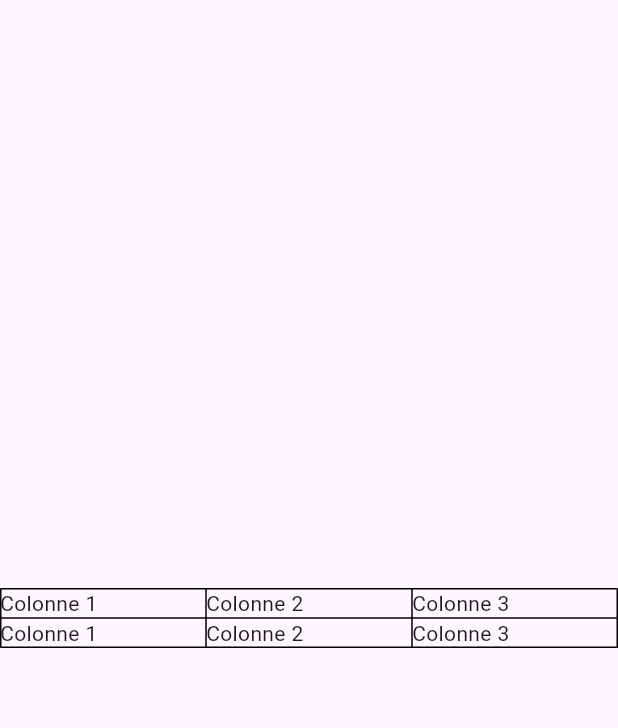
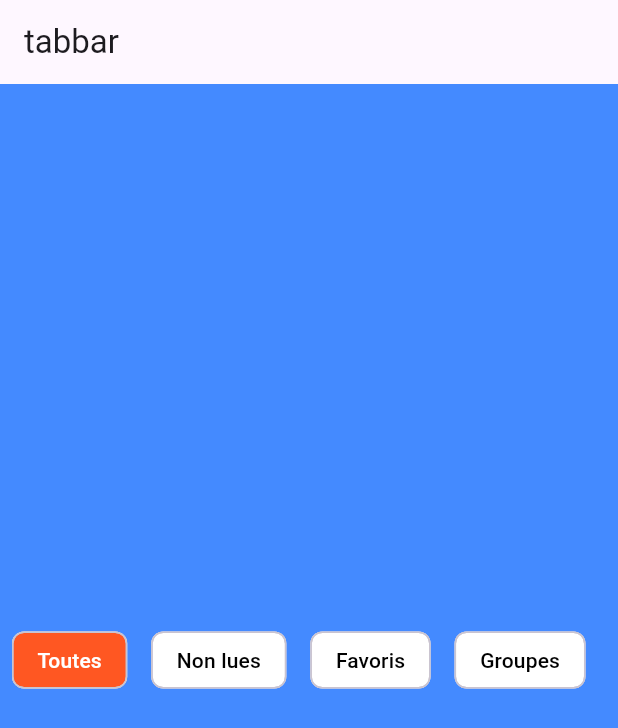
Before and after one commit to LINDEX171/skills, a Flutter app: the screen it shows after launch, on a phone screen of 412 x 824 dp. Shown: the top 728 px of the screen. Run offline on Flutter 3.47's test engine with Material 3 defaults, Android fonts, the phone set to English and light mode, and no system bars; our stand-ins replace smooth_page_indicator.

Commit message:
listview whatsapp

```diff
--- a/lib/main.dart
+++ b/lib/main.dart
@@ -2,6 +2,7 @@ import 'package:flutter/material.dart';
 import 'package:skills/griedview_page.dart';
 import 'package:skills/hero_page.dart';
 import 'package:skills/stack_page.dart';
+import 'package:skills/tabbar_page.dart';
 import 'package:skills/table_page.dart';
 import 'package:smooth_page_indicator/smooth_page_indicator.dart';
 
@@ -37,7 +38,7 @@ class _MyAppState extends State<MyApp> {
   @override
   Widget build(BuildContext context) {
     return MaterialApp(
-      home: TablePage(),
+      home: TabbarPage(),
     );
   }
 }
--- /dev/null
+++ b/lib/tabbar_page.dart
@@ -0,0 +1,51 @@
+import 'package:flutter/material.dart';
+
+class TabbarPage extends StatefulWidget {
+  const TabbarPage({super.key});
+
+  @override
+  State<TabbarPage> createState() => _TabbarPageState();
+}
+
+class _TabbarPageState extends State<TabbarPage> {
+  int _selectedIndex = 0; // Index de la catégorie sélectionnée
+  final List<String> _categories = ["Toutes", "Non lues", "Favoris", "Groupes"];
+  @override
+  Widget build(BuildContext context) {
+    return Scaffold(
+      backgroundColor: Colors.blueAccent,
+      appBar: AppBar(title: Text("tabbar")),
+      body: ListView.builder(
+        scrollDirection: Axis.horizontal,
+       itemCount: _categories.length,
+        itemBuilder: (context, index) {
+          return GestureDetector(
+              onTap: () {
+                setState(() {
+                  _selectedIndex = index; // Met à jour l'index sélectionné
+                });
+              },
+              child: Padding(
+              padding: const EdgeInsets.symmetric(horizontal: 8.0),
+          child: Chip(
+          backgroundColor:
+          _selectedIndex == index ? Colors.deepOrange : Colors.white,
+          label: Text(
+          _categories[index],
+          style: TextStyle(
+          color: _selectedIndex == index ? Colors.white : Colors.black,
+          ),
+          ),
+          ), ),
+          );
+        },
+      ),
+    );
+  }
+
+  Widget _buildCategory(String label, bool isSelected) {
+    return Chip(
+        backgroundColor: isSelected ? Colors.deepOrange :Colors.white,
+        label: Text(label));
+  }
+}
--- a/lib/table_page.dart
+++ b/lib/table_page.dart
@@ -13,7 +13,7 @@ class _TablePageState extends State<TablePage> {
     return Scaffold(
       body: Center(
           child: Table(
-            border: TableBorder.all(),
+        border: TableBorder.all(),
         children: [
           TableRow(children: [
             Text('Colonne 1'),
```
